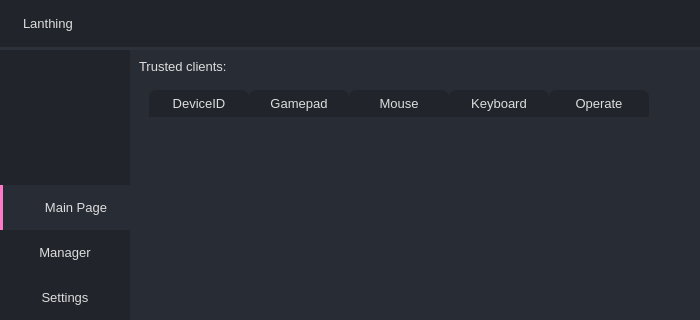
First picture: the form in app/src/views/mainwindow/mainwindow.ui, repository pjlt/lanthing-pc, before the edit; both pictures show x 0 to 700 and y 0 to 320 of the 700 by 500 pixel window.
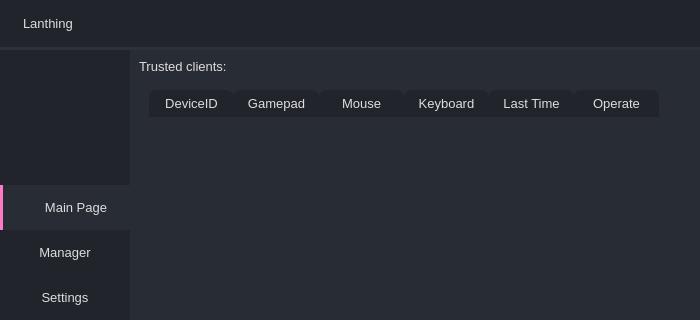
Second picture: the form after the edit. The open tabs and pages were chosen to show the change. Icons and pictures are not drawn.

Diff of the .ui file:
```diff
--- a/app/src/views/mainwindow/mainwindow.ui
+++ b/app/src/views/mainwindow/mainwindow.ui
@@ -1464,8 +1464,14 @@
                     <enum>QAbstractItemView::SingleSelection</enum>
                    </property>
                    <property name="columnCount">
-                    <number>5</number>
+                    <number>6</number>
                    </property>
+                   <attribute name="horizontalHeaderDefaultSectionSize">
+                    <number>85</number>
+                   </attribute>
+                   <attribute name="horizontalHeaderShowSortIndicator" stdset="0">
+                    <bool>false</bool>
+                   </attribute>
                    <column>
                     <property name="text">
                      <string>DeviceID</string>
@@ -1486,6 +1492,11 @@
                      <string>Keyboard</string>
                     </property>
                    </column>
+                   <column>
+                    <property name="text">
+                     <string>Last Time</string>
+                    </property>
+                   </column>
                    <column>
                     <property name="text">
                      <string>Operate</string>
```
Left out of the diff: 6 changed lines with no effect on the pictures.
